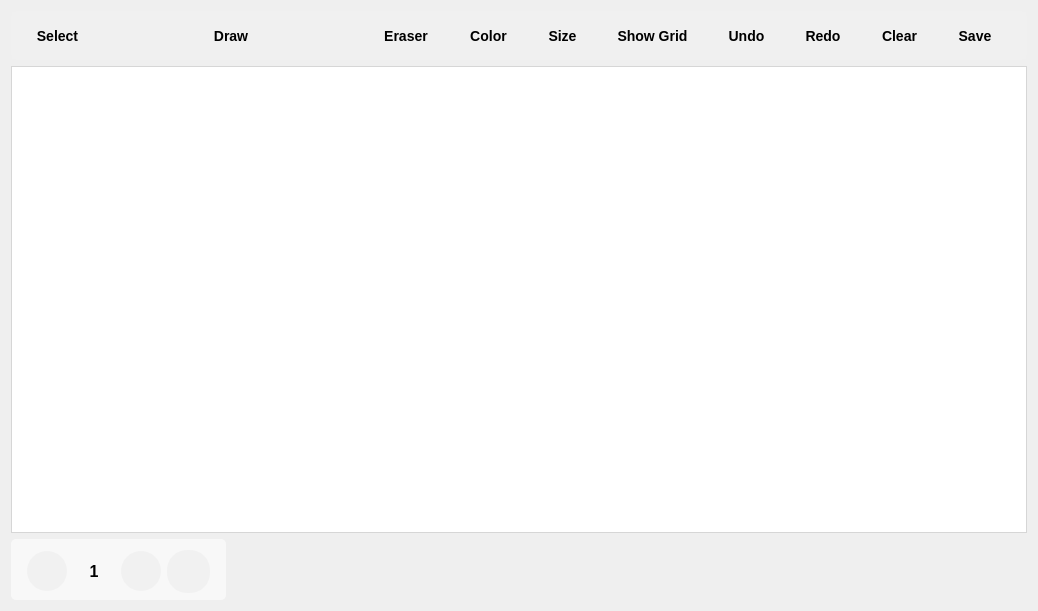
NataliaShishuk/SimpleWhiteBoard, file mainwindow.ui: the form before one commit.
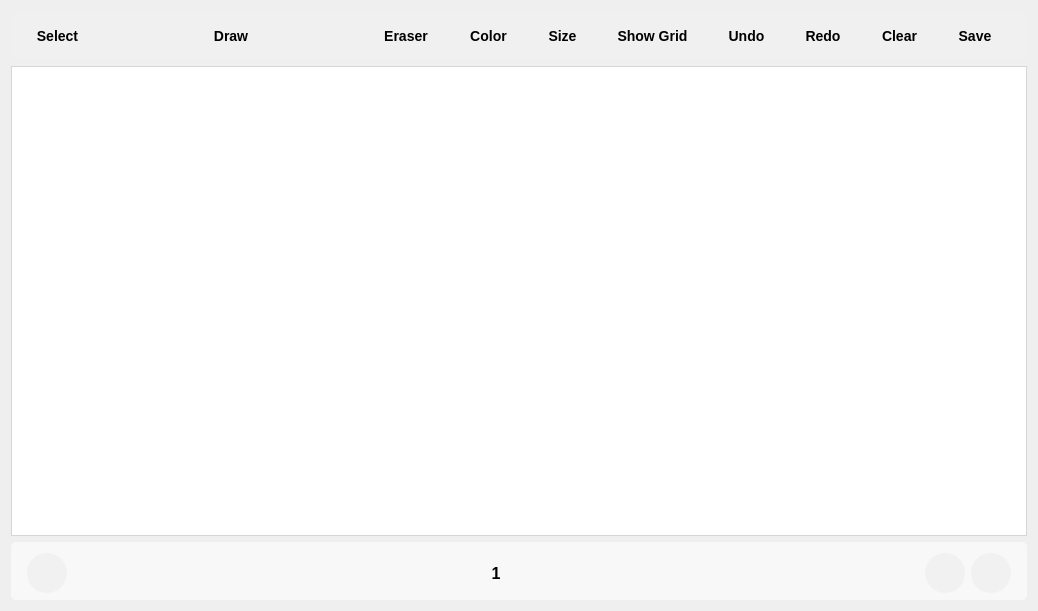
The form after the commit. Icons and pictures are not drawn.

```diff
--- a/mainwindow.ui
+++ b/mainwindow.ui
@@ -453,17 +453,11 @@
     <item>
      <widget class="QGroupBox" name="footerGroupBox">
       <property name="sizePolicy">
-       <sizepolicy hsizetype="Fixed" vsizetype="Fixed">
+       <sizepolicy hsizetype="Minimum" vsizetype="Fixed">
         <horstretch>0</horstretch>
         <verstretch>0</verstretch>
        </sizepolicy>
       </property>
-      <property name="minimumSize">
-       <size>
-        <width>215</width>
-        <height>0</height>
-       </size>
-      </property>
       <property name="styleSheet">
        <string notr="true">QGroupBox {
 border: none;
@@ -741,6 +735,18 @@
        </item>
        <item>
         <widget class="QToolButton" name="createSceneButton">
+         <property name="sizePolicy">
+          <sizepolicy hsizetype="Fixed" vsizetype="Fixed">
+           <horstretch>0</horstretch>
+           <verstretch>0</verstretch>
+          </sizepolicy>
+         </property>
+         <property name="maximumSize">
+          <size>
+           <width>40</width>
+           <height>40</height>
+          </size>
+         </property>
          <property name="toolTip">
           <string>Create new scene</string>
          </property>
```
